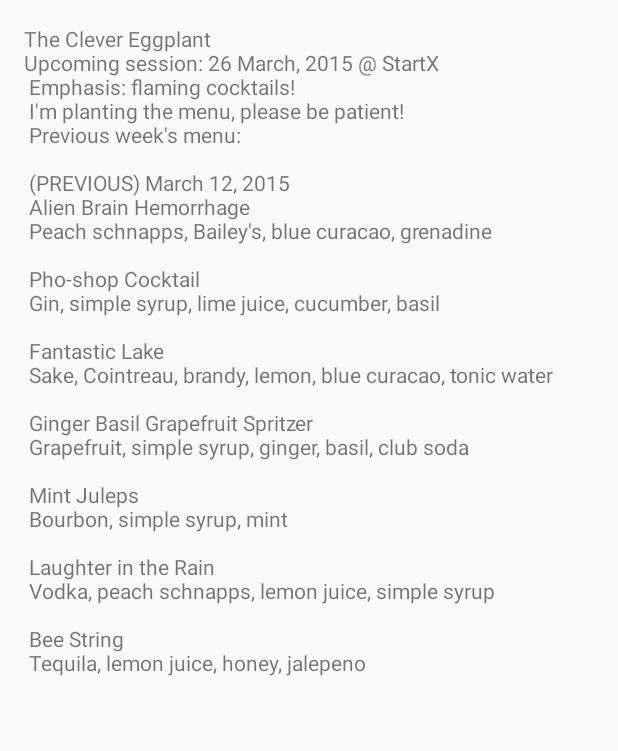
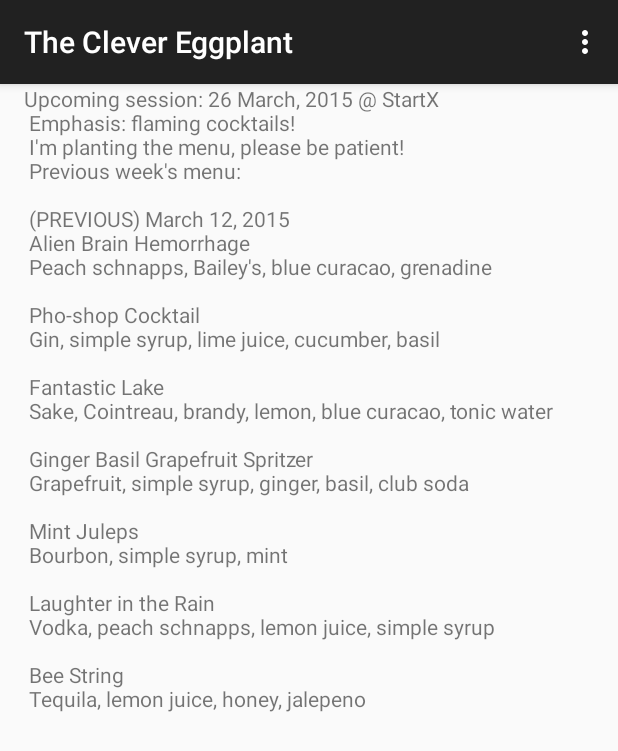
Before and after one commit to davidopluslau/CleverEggplant, an Android app: the screen it shows after launch (MainActivity), on a phone screen of 412 x 824 dp. Shown: the top 751 px of the screen. Run offline under Robolectric (Android 15) with nearby library versions, the phone set to English and light mode, and no system bars.

Commit message:
Restored menu bar to conform with modern style

```diff
--- a/CleverEggplant/app/src/main/java/com/theclevereggplant/clevereggplant/MainActivity.java
+++ b/CleverEggplant/app/src/main/java/com/theclevereggplant/clevereggplant/MainActivity.java
@@ -1,13 +1,13 @@
 package com.theclevereggplant.clevereggplant;
 
 import android.os.Bundle;
-import android.support.v4.app.FragmentActivity;
 import android.support.v4.view.ViewPager;
+import android.support.v7.app.ActionBarActivity;
 import android.view.Menu;
 import android.view.MenuItem;
 
 
-public class MainActivity extends FragmentActivity {
+public class MainActivity extends ActionBarActivity {
     DemoPagerAdapter demoPagerAdapter;
     ViewPager viewPager;
 
@@ -15,6 +15,7 @@
     protected void onCreate(Bundle savedInstanceState) {
         super.onCreate(savedInstanceState);
         setContentView(R.layout.activity_main);
+        getSupportActionBar().setTitle(R.string.menu_title);
 
         demoPagerAdapter = new DemoPagerAdapter(getSupportFragmentManager(), this);
         viewPager = (ViewPager) findViewById(R.id.pager);
--- a/CleverEggplant/app/src/main/res/layout/activity_main.xml
+++ b/CleverEggplant/app/src/main/res/layout/activity_main.xml
@@ -4,8 +4,6 @@
                 android:layout_height="match_parent"
                 android:paddingLeft="@dimen/activity_horizontal_margin"
                 android:paddingRight="@dimen/activity_horizontal_margin"
-                android:paddingTop="@dimen/activity_vertical_margin"
-                android:paddingBottom="@dimen/activity_vertical_margin"
                 tools:context=".MainActivity">
 
     <android.support.v4.view.ViewPager
@@ -14,10 +12,5 @@
             android:layout_width="match_parent"
             android:layout_height="match_parent" />
 
-    <TextView
-            android:text="@string/menu_title"
-            android:layout_width="wrap_content"
-            android:layout_height="wrap_content"
-            android:id="@+id/lauBuiltThisShittyVariableName"/>
 
 </RelativeLayout>
--- a/CleverEggplant/app/src/main/res/layout/page.xml
+++ b/CleverEggplant/app/src/main/res/layout/page.xml
@@ -2,7 +2,6 @@
 <RelativeLayout xmlns:android="http://schemas.android.com/apk/res/android"
                 android:layout_width="match_parent"
                 android:layout_height="match_parent"
-                android:paddingTop="@dimen/activity_vertical_margin"
         >
     <ScrollView android:layout_width="match_parent" android:layout_height="match_parent">
         <TextView
```
